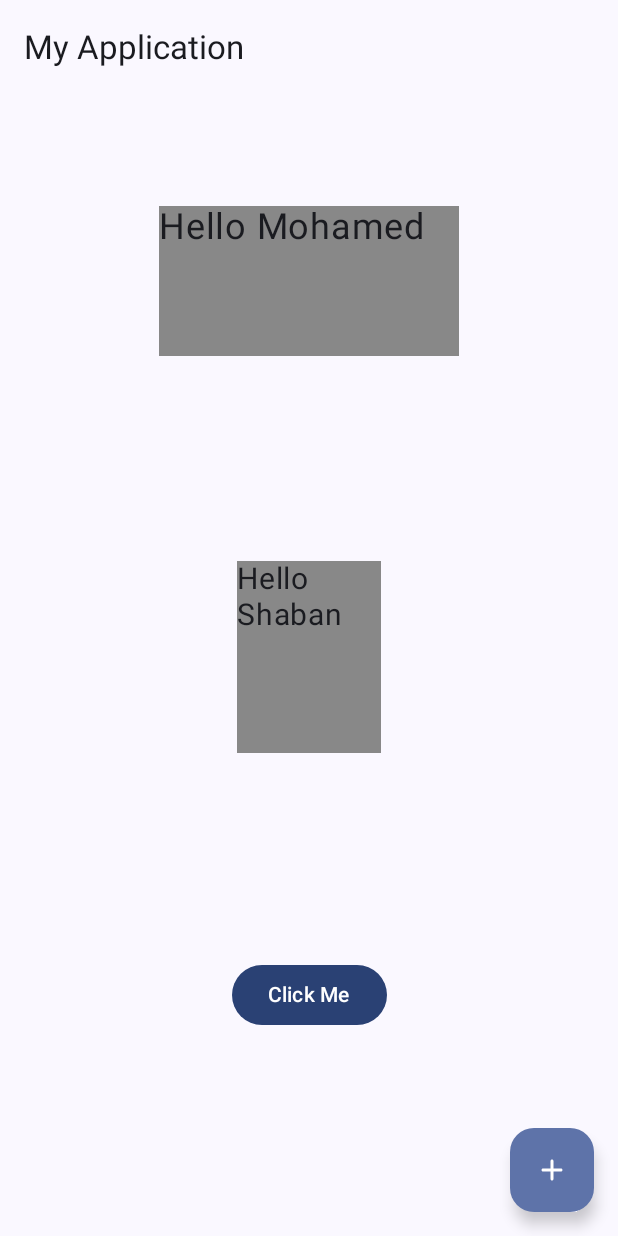
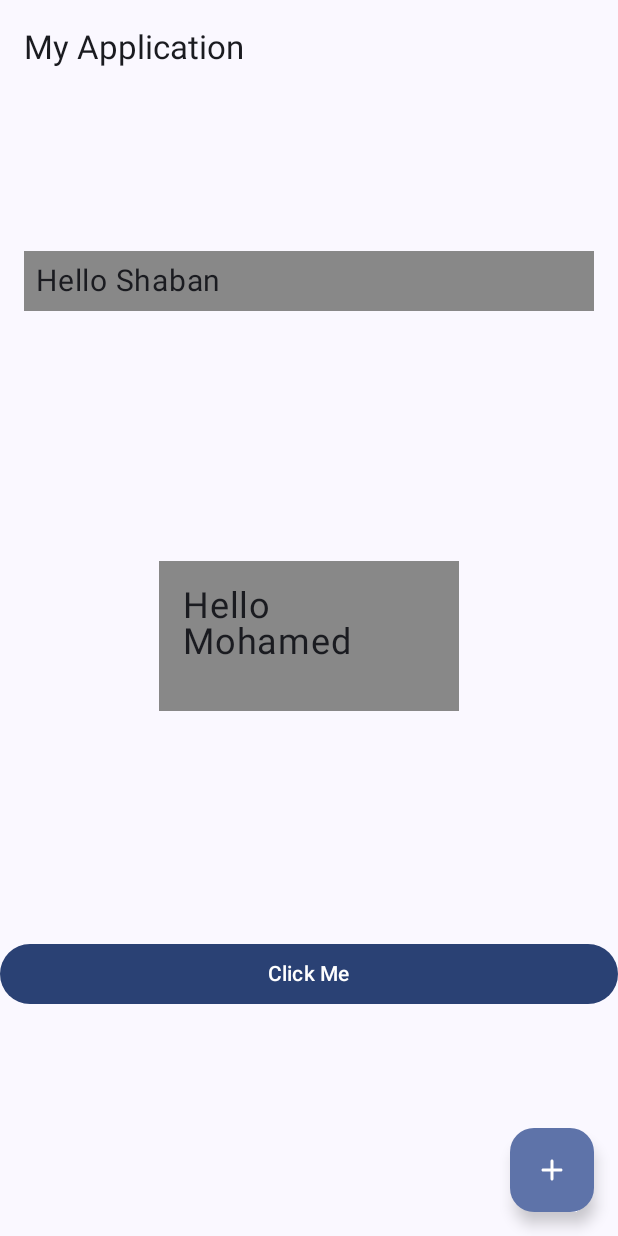
Before and after one commit to M7mdSh3banX/Learning-Jetpack-Compose, an Android app built with Jetpack Compose: the screen it shows after launch (MainActivity), on a phone screen of 412 x 824 dp. Run offline under Robolectric (Android 15) with nearby library versions, the phone set to English and light mode, and no system bars.

Commit message:
implement padding

```diff
--- a/app/src/main/java/com/shaban/jetpackcomposeapp1/screens/HomeScreen.kt
+++ b/app/src/main/java/com/shaban/jetpackcomposeapp1/screens/HomeScreen.kt
@@ -2,11 +2,12 @@ package com.shaban.jetpackcomposeapp1.screens
 
 import androidx.compose.foundation.background
 import androidx.compose.foundation.layout.Arrangement
+import androidx.compose.foundation.layout.Box
 import androidx.compose.foundation.layout.Column
 import androidx.compose.foundation.layout.fillMaxSize
+import androidx.compose.foundation.layout.fillMaxWidth
 import androidx.compose.foundation.layout.height
 import androidx.compose.foundation.layout.padding
-import androidx.compose.foundation.layout.size
 import androidx.compose.foundation.layout.width
 import androidx.compose.material3.Button
 import androidx.compose.material3.Text
@@ -26,22 +27,28 @@ fun HomeScreen(modifier: Modifier) {
         horizontalAlignment = Alignment.CenterHorizontally,
         verticalArrangement = Arrangement.SpaceEvenly
     ) {
+        Box(modifier = Modifier.padding(16.dp)) {
+            Text(
+                modifier = Modifier
+                    .background(color = Color.Gray)
+                    .fillMaxWidth()
+                    .padding(8.dp),
+                text = "Hello Shaban",
+                fontSize = 20.sp
+            )
+        }
         Text(
             modifier = Modifier
                 .background(color = Color.Gray)
                 .width(200.dp)
-                .height(100.dp),
+                .height(100.dp)
+                .padding(16.dp),
             text = "Hello Mohamed",
             fontSize = 24.sp
         )
-        Text(
-            modifier = Modifier
-                .background(color = Color.Gray)
-                .size(width = 96.dp, height = 128.dp),
-            text = "Hello Shaban",
-            fontSize = 20.sp
-        )
-        Button(onClick = { /*TODO*/ }) {
+        Button(
+            modifier = Modifier.fillMaxWidth(),
+            onClick = { /*TODO*/ }) {
             Text(text = "Click Me")
         }
     }
```
